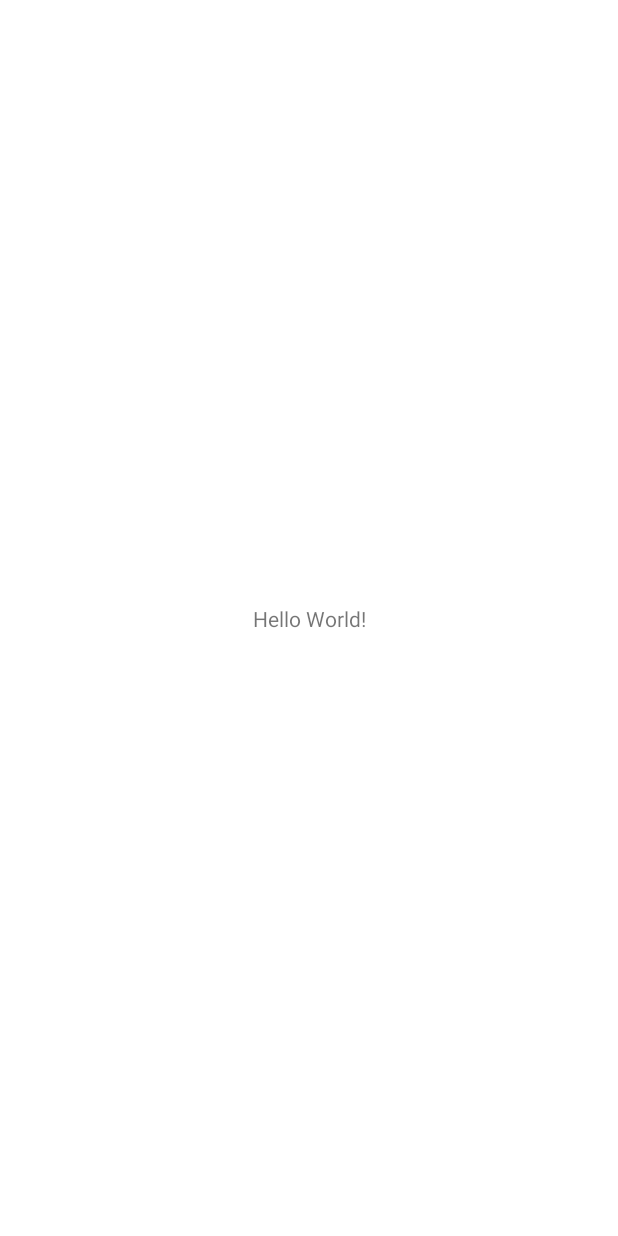
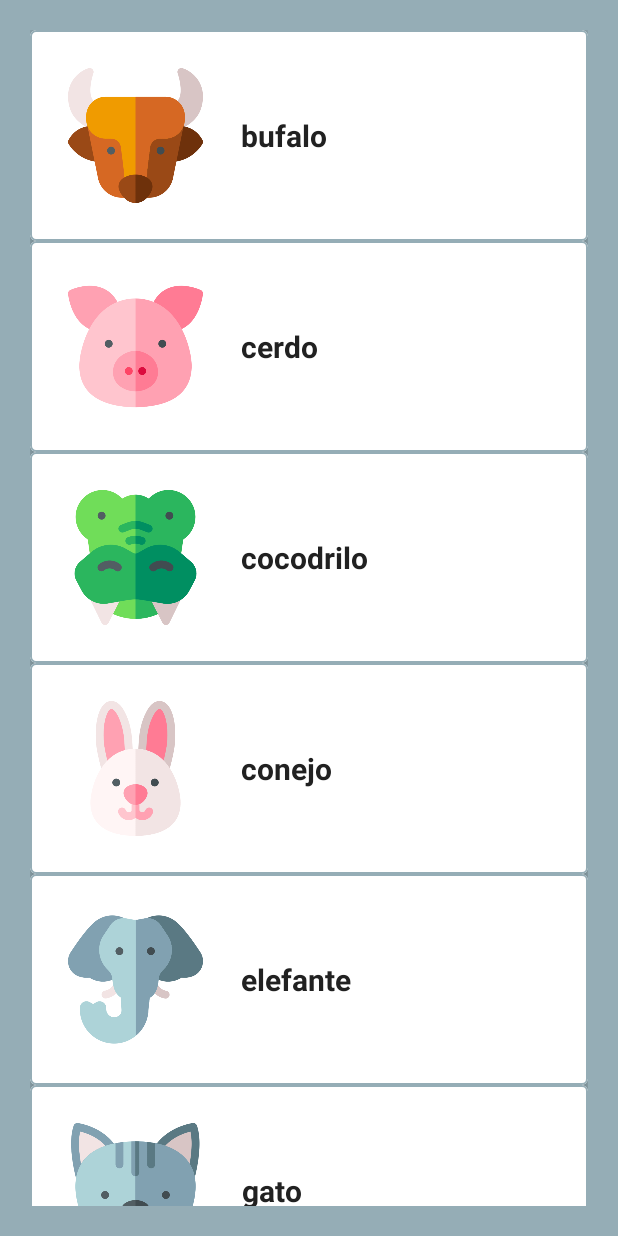
Before and after one commit to sotopro/animalplace, an Android app: the screen it shows after launch (MainActivity), on a phone screen of 412 x 824 dp. Before the commit the screen is almost empty. Run offline under Robolectric (Android 15) with nearby library versions, the phone set to English and light mode, and no system bars.

Commit message:
[feature] - create and implement recycler view to add animals and style dark/light mode

```diff
--- /dev/null
+++ b/app/src/main/java/com/example/animalplace/AnimalAdapter.java
@@ -0,0 +1,52 @@
+package com.example.animalplace;
+
+import android.view.LayoutInflater;
+import android.view.View;
+import android.view.ViewGroup;
+import android.widget.ImageView;
+import android.widget.TextView;
+
+import androidx.annotation.NonNull;
+import androidx.recyclerview.widget.RecyclerView;
+
+import java.util.ArrayList;
+
+public class AnimalAdapter extends RecyclerView.Adapter<AnimalAdapter.ViewHolder> {
+
+    private ArrayList<AnimalModel> animalModel;
+
+    public AnimalAdapter(ArrayList<AnimalModel> animalModel) {
+        this.animalModel = animalModel;
+    }
+
+    @NonNull
+    @Override
+    public AnimalAdapter.ViewHolder onCreateViewHolder(@NonNull ViewGroup parent, int viewType) {
+        View view = LayoutInflater.from(parent.getContext()).inflate(R.layout.animal_item, parent, false);
+        ViewHolder vh = new ViewHolder(view);
+        return vh;
+    }
+
+    @Override
+    public void onBindViewHolder(@NonNull AnimalAdapter.ViewHolder holder, int position) {
+        holder.animalName.setText(animalModel.get(position).getAnimalName());
+        holder.animalPhoto.setImageResource(animalModel.get(position).getAnimalPhoto());
+    }
+
+    @Override
+    public int getItemCount() {
+        return animalModel.size();
+    }
+
+    public class ViewHolder extends RecyclerView.ViewHolder {
+
+        TextView animalName;
+        ImageView animalPhoto;
+        public ViewHolder(@NonNull View itemView) {
+            super(itemView);
+
+            animalName = itemView.findViewById(R.id.animal_name);
+            animalPhoto = itemView.findViewById(R.id.animal_photo);
+        }
+    }
+}
--- /dev/null
+++ b/app/src/main/java/com/example/animalplace/AnimalModel.java
@@ -0,0 +1,27 @@
+package com.example.animalplace;
+
+public class AnimalModel {
+    private String animalName;
+    private int animalPhoto;
+
+    public AnimalModel(String animalName, int animalPhoto) {
+        this.animalName = animalName;
+        this.animalPhoto = animalPhoto;
+    }
+
+    public String getAnimalName() {
+        return animalName;
+    }
+
+    public int getAnimalPhoto() {
+        return animalPhoto;
+    }
+
+    public void setAnimalName(String animalName) {
+        this.animalName = animalName;
+    }
+
+    public void setAnimalPhoto(int animalPhoto) {
+        this.animalPhoto = animalPhoto;
+    }
+}
--- a/app/src/main/java/com/example/animalplace/MainActivity.java
+++ b/app/src/main/java/com/example/animalplace/MainActivity.java
@@ -1,14 +1,47 @@
 package com.example.animalplace;
 
 import androidx.appcompat.app.AppCompatActivity;
+import androidx.recyclerview.widget.LinearLayoutManager;
+import androidx.recyclerview.widget.RecyclerView;
 
 import android.os.Bundle;
 
+import java.util.ArrayList;
+
 public class MainActivity extends AppCompatActivity {
+
+    private RecyclerView recyclerView;
+    private AnimalAdapter animalAdapter;
+    private ArrayList<AnimalModel> animalModel;
 
     @Override
     protected void onCreate(Bundle savedInstanceState) {
         super.onCreate(savedInstanceState);
         setContentView(R.layout.activity_main);
+        getData();
+
+        recyclerView = findViewById(R.id.animal_recycler_view);
+        animalAdapter = new AnimalAdapter(animalModel);
+
+        RecyclerView.LayoutManager layoutManager = new LinearLayoutManager(MainActivity.this);
+        recyclerView.setLayoutManager(layoutManager);
+        recyclerView.setAdapter(animalAdapter);
+    }
+
+    private void getData(){
+        animalModel = new ArrayList<>();
+        animalModel.add(new AnimalModel("bufalo", R.drawable.bufalo));
+        animalModel.add(new AnimalModel("cerdo", R.drawable.cerdo));
+        animalModel.add(new AnimalModel("cocodrilo", R.drawable.cocodrilo));
+        animalModel.add(new AnimalModel("conejo", R.drawable.conejo));
+        animalModel.add(new AnimalModel("elefante", R.drawable.elefante));
+        animalModel.add(new AnimalModel("gato", R.drawable.gato));
+        animalModel.add(new AnimalModel("morsa", R.drawable.morsa));
+        animalModel.add(new AnimalModel("oveja", R.drawable.oveja));
+        animalModel.add(new AnimalModel("panda", R.drawable.panda));
+        animalModel.add(new AnimalModel("perro", R.drawable.perro));
+        animalModel.add(new AnimalModel("pollo", R.drawable.pollo));
+        animalModel.add(new AnimalModel("rana", R.drawable.rana));
+        animalModel.add(new AnimalModel("tortuga", R.drawable.tortuga));
     }
 }
--- a/app/src/main/res/layout/activity_main.xml
+++ b/app/src/main/res/layout/activity_main.xml
@@ -1,18 +1,19 @@
 <?xml version="1.0" encoding="utf-8"?>
-<androidx.constraintlayout.widget.ConstraintLayout xmlns:android="http://schemas.android.com/apk/res/android"
+<LinearLayout xmlns:android="http://schemas.android.com/apk/res/android"
     xmlns:app="http://schemas.android.com/apk/res-auto"
     xmlns:tools="http://schemas.android.com/tools"
     android:layout_width="match_parent"
     android:layout_height="match_parent"
+    android:orientation="vertical"
+    android:padding="20dp"
+    android:background="?colorPrimary"
     tools:context=".MainActivity">
 
-    <TextView
-        android:layout_width="wrap_content"
-        android:layout_height="wrap_content"
-        android:text="Hello World!"
-        app:layout_constraintBottom_toBottomOf="parent"
-        app:layout_constraintEnd_toEndOf="parent"
-        app:layout_constraintStart_toStartOf="parent"
-        app:layout_constraintTop_toTopOf="parent" />
+    <androidx.recyclerview.widget.RecyclerView
+        android:id="@+id/animal_recycler_view"
+        android:layout_width="match_parent"
+        android:layout_height="match_parent"
+        tools:listitem="@layout/animal_item"
+        />
 
-</androidx.constraintlayout.widget.ConstraintLayout>
+</LinearLayout>
--- /dev/null
+++ b/app/src/main/res/layout/animal_item.xml
@@ -0,0 +1,39 @@
+<?xml version="1.0" encoding="utf-8"?>
+<com.google.android.material.card.MaterialCardView xmlns:android="http://schemas.android.com/apk/res/android"
+    android:layout_width="match_parent"
+    android:layout_height="wrap_content"
+    xmlns:app="http://schemas.android.com/apk/res-auto"
+    app:cardElevation="5dp"
+    app:strokeWidth="1dp"
+    app:strokeColor="?colorPrimary"
+    >
+    <LinearLayout
+        android:layout_width="match_parent"
+        android:layout_height="match_parent"
+        android:orientation="horizontal"
+        android:padding="10dp"
+        android:layout_margin="10dp"
+        >
+        <ImageView
+            android:id="@+id/animal_photo"
+            android:layout_width="90dp"
+            android:layout_height="90dp"
+            android:src="@drawable/cocodrilo"
+            android:scaleType="centerCrop"
+            android:layout_margin="5dp"
+            />
+
+        <TextView
+            android:id="@+id/animal_name"
+            android:layout_width="wrap_content"
+            android:layout_height="match_parent"
+            android:text="Cocodrilo"
+            android:textSize="20sp"
+            android:textStyle="bold"
+            android:textColor="?android:textColor"
+            android:gravity="center"
+            android:layout_marginLeft="20dp"
+            />
+    </LinearLayout>
+
+</com.google.android.material.card.MaterialCardView>
--- a/app/src/main/res/values-night/themes.xml
+++ b/app/src/main/res/values-night/themes.xml
@@ -5,6 +5,7 @@
         <item name="colorPrimary">@color/primary_dark</item>
         <item name="colorPrimaryVariant">@color/primary_dark</item>
         <item name="colorOnPrimary">@color/background_dark</item>
+        <item name="android:textColor">@color/text_dark</item>
         <!-- Secondary brand color. -->
         <item name="colorSecondary">@color/secondary_dark</item>
         <item name="colorSecondaryVariant">@color/secondary_dark</item>
--- a/app/src/main/res/values/themes.xml
+++ b/app/src/main/res/values/themes.xml
@@ -5,6 +5,7 @@
         <item name="colorPrimary">@color/primary</item>
         <item name="colorPrimaryVariant">@color/primary</item>
         <item name="colorOnPrimary">@color/background</item>
+        <item name="android:textColor">@color/text</item>
         <!-- Secondary brand color. -->
         <item name="colorSecondary">@color/secondary</item>
         <item name="colorSecondaryVariant">@color/secondary</item>
```
Also changed, not shown: app/src/main/res/drawable-v24/bufalo.png (added), app/src/main/res/drawable-v24/cerdo.png (added), app/src/main/res/drawable-v24/cocodrilo.png (added), app/src/main/res/drawable-v24/conejo.png (added), app/src/main/res/drawable-v24/elefante.png (added), app/src/main/res/drawable-v24/gato.png (added), app/src/main/res/drawable-v24/morsa.png (added), app/src/main/res/drawable-v24/oveja.png (added), app/src/main/res/drawable-v24/panda.png (added), app/src/main/res/drawable-v24/perro.png (added), app/src/main/res/drawable-v24/pollo.png (added), app/src/main/res/drawable-v24/rana.png (added), app/src/main/res/drawable-v24/tortuga.png (added).
